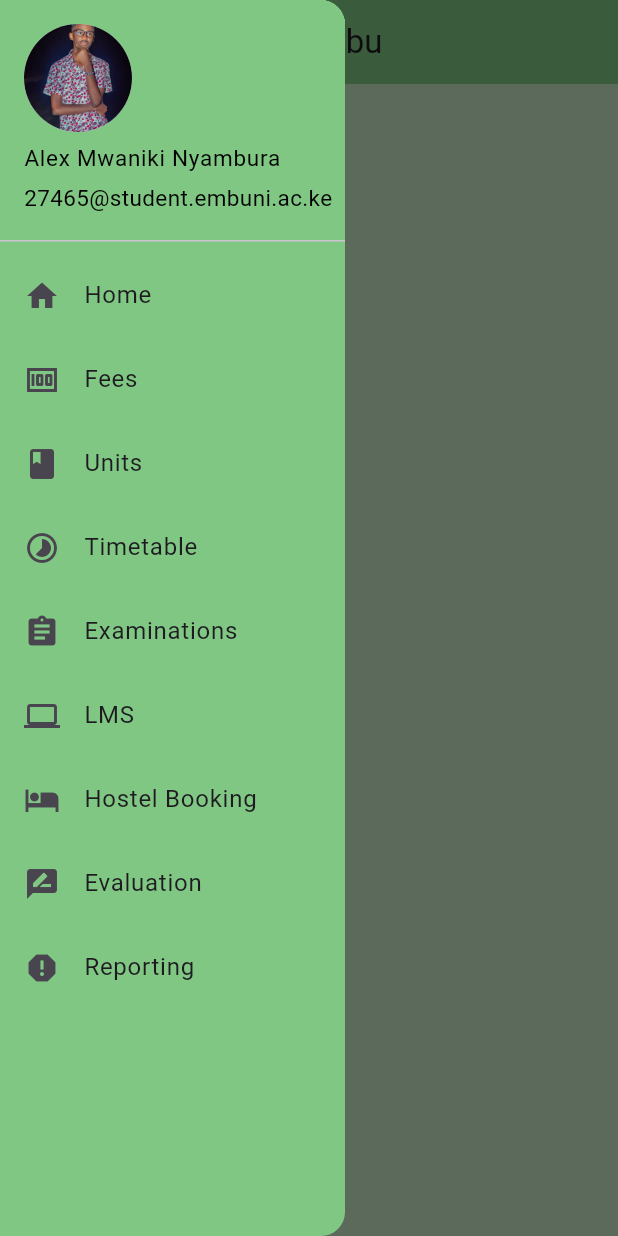
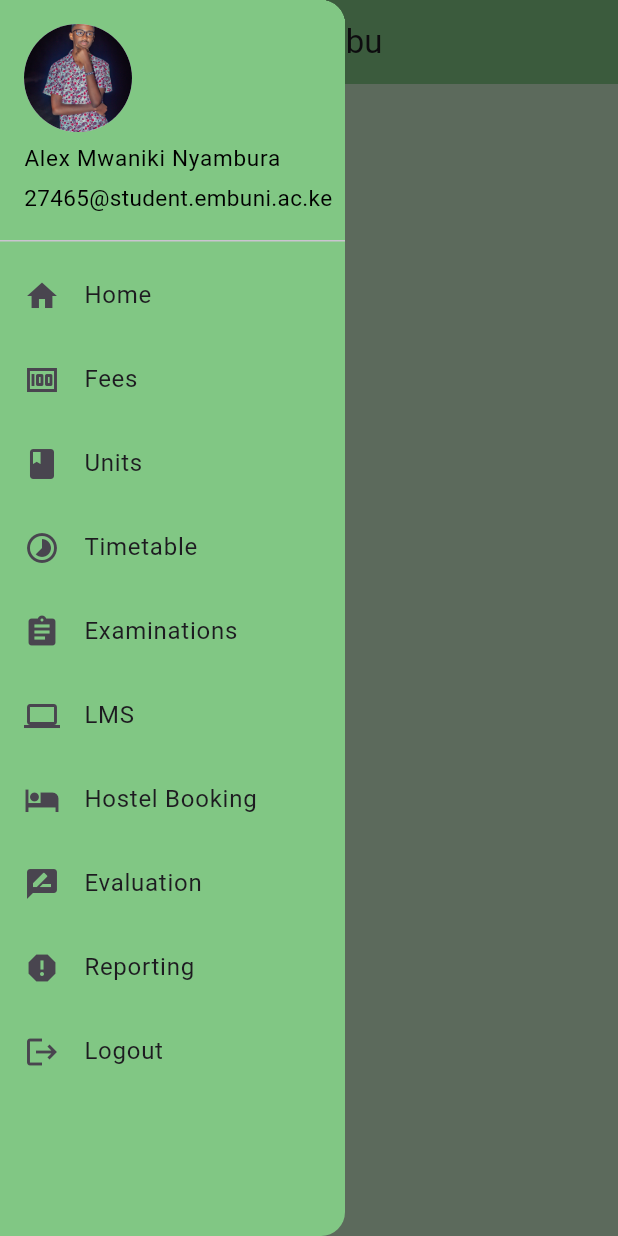
Before and after one commit to lxmwaniky/university_of_embu, a Flutter app: the HomePage screen opened directly, with the side drawer open, on a phone screen of 412 x 824 dp. Run offline on Flutter 3.47's test engine with Material 3 defaults, Android fonts, the phone set to English and light mode, and no system bars.

Commit message:
Update function to handle edge cases

```diff
--- a/lib/homepage.dart
+++ b/lib/homepage.dart
@@ -110,7 +110,12 @@ class HomePage extends StatelessWidget {
               },
             ),
             //Logout
-
+            ListTile(
+              leading: const Icon(Icons.logout),
+              title: const Text('Logout'),
+              onTap: () {
+              },
+            ),
           ],
         ),
       ),
```
